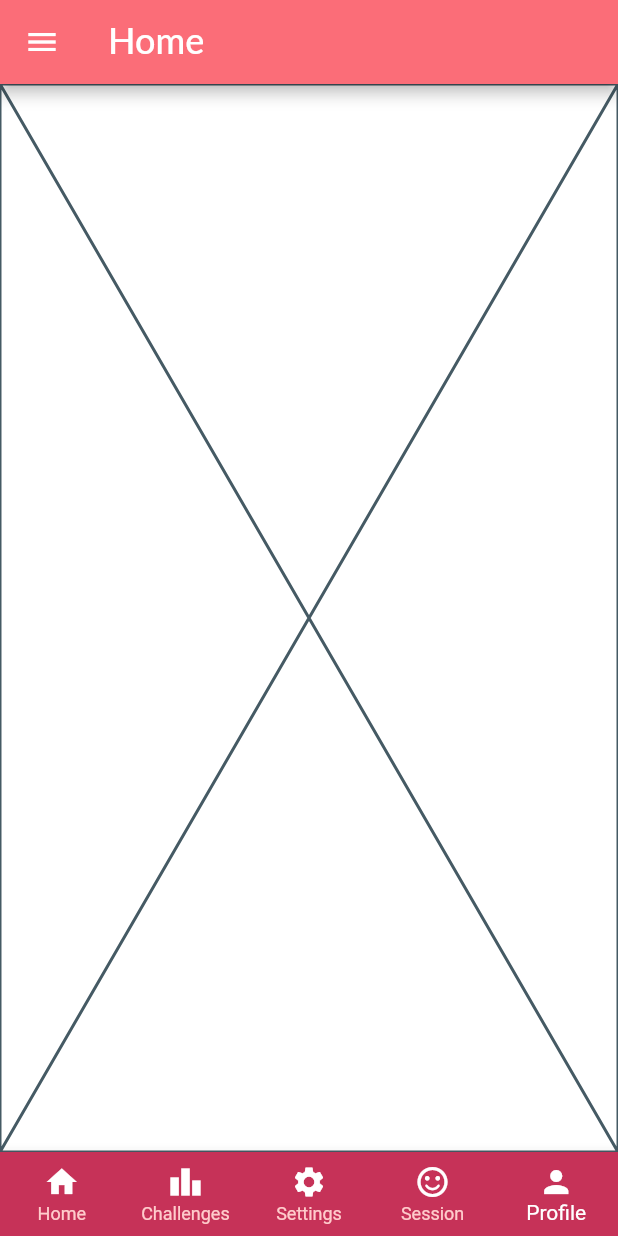
After one commit to AbdullahZaidPPS/Future.delayed-Duration-hours-3-CodeFury6.0, a Flutter app: the HomePage screen opened directly, item 5 of the bottom bar chosen, on a phone screen of 412 x 824 dp. The commit adds this screen. Run offline on Flutter 3.47's test engine with Material 2 defaults, Android fonts, the phone set to English and light mode, and no system bars; network calls fail; Roboto replaces fonts that are missing (Lato).

Commit message:
nav bar linked

```diff
--- /dev/null
+++ b/lib/Challenges.dart
@@ -0,0 +1,21 @@
+import 'package:flutter/material.dart';
+
+class challenges extends StatefulWidget {
+  const challenges({super.key});
+
+  @override
+  State<challenges> createState() => _challengesState();
+}
+
+class _challengesState extends State<challenges> {
+  @override
+  Widget build(BuildContext context) {
+    return Scaffold(
+
+      );
+
+
+
+
+  }
+}
--- /dev/null
+++ b/lib/ProfileScreen.dart
@@ -0,0 +1,15 @@
+import 'package:flutter/material.dart';
+
+class ProfileScreen extends StatefulWidget {
+  const ProfileScreen({super.key});
+
+  @override
+  State<ProfileScreen> createState() => _ProfileScreenState();
+}
+
+class _ProfileScreenState extends State<ProfileScreen> {
+  @override
+  Widget build(BuildContext context) {
+    return const Placeholder();
+  }
+}
--- a/lib/homepage.dart
+++ b/lib/homepage.dart
@@ -1,28 +1,27 @@
 import 'package:flutter/material.dart';
+import 'package:duck/Challenges.dart';
+import 'package:duck/ProfileScreen.dart';
+import 'package:duck/session.dart';
+import 'package:duck/settings.dart';
 import 'package:duck/Community.dart';
 
-class homepage extends StatefulWidget {
-  const homepage({Key? key});
+class HomePage extends StatefulWidget {
+  const HomePage({Key? key}) : super(key: key);
 
   @override
-  State<homepage> createState() => _homepageState();
+  _HomePageState createState() => _HomePageState();
 }
 
-class _homepageState extends State<homepage> {
-  List<String> imageUrls = [
-    'https://thewmhionline.com/wp-content/uploads/2021/12/Online-courses-banner.jpg',
-    'https://www.creativeeducation.co.uk/wp-content/uploads/2023/08/Mental-Health-Leads_-Preparing-for-the-Year-Ahead-624x351.jpg',
-    'https://i.ytimg.com/vi/i2h1YrotzOU/maxresdefault.jpg',
-    'https://www.lisboninstitutegmh.org/wp-content/uploads/2022/02/imagem-20211001211442.png',
+class _HomePageState extends State<HomePage> {
+  int _currentIndex = 0;
+
+  final List<Widget> _screens = [
+    HomePageContent(),
+    challenges(),
+    settings(),
+    Session(),
+    ProfileScreen(),
   ];
-
-  TextStyle customTextStyle = TextStyle(
-    color: Color(0xFF000000), // Replace with your color code
-    fontFamily: 'Leelawadee', // Replace with your font family
-    fontSize: 20.0,
-    fontStyle: FontStyle.normal,
-    fontWeight: FontWeight.w700,
-  );
 
   @override
   Widget build(BuildContext context) {
@@ -46,7 +45,109 @@ class _homepageState extends State<homepage> {
           ),
         ),
       ),
-      body: Container(
+      body: _screens[_currentIndex],
+      bottomNavigationBar: BottomNavigationBar(
+        currentIndex: _currentIndex,
+        onTap: (index) {
+          setState(() {
+            _currentIndex = index;
+          });
+        },
+        type: BottomNavigationBarType.fixed,
+        backgroundColor: Color(0xFFC63258),
+        selectedItemColor: Colors.white,
+        unselectedItemColor: const Color.fromARGB(255, 255, 204, 204),
+        items: <BottomNavigationBarItem>[
+          BottomNavigationBarItem(
+            icon: Container(
+              decoration: BoxDecoration(
+                color: Colors.transparent,
+                shape: BoxShape.circle,
+              ),
+              child: Icon(
+                Icons.home,
+                color: Colors.white,
+              ),
+            ),
+            label: 'Home',
+          ),
+          BottomNavigationBarItem(
+            icon: Container(
+              decoration: BoxDecoration(
+                color: Colors.transparent,
+                shape: BoxShape.circle,
+              ),
+              child: Icon(
+                Icons.leaderboard,
+                color: Colors.white,
+              ),
+            ),
+            label: 'Challenges',
+          ),
+          BottomNavigationBarItem(
+            icon: Container(
+              decoration: BoxDecoration(
+                color: Colors.transparent,
+                shape: BoxShape.circle,
+              ),
+              child: Icon(
+                Icons.settings,
+                color: Colors.white,
+              ),
+            ),
+            label: 'Settings',
+          ),
+          BottomNavigationBarItem(
+            icon: Container(
+              decoration: BoxDecoration(
+                color: Colors.transparent,
+                shape: BoxShape.circle,
+              ),
+              child: Icon(
+                Icons.sentiment_satisfied_rounded,
+                color: Colors.white,
+              ),
+            ),
+            label: 'Session',
+          ),
+          BottomNavigationBarItem(
+            icon: Container(
+              decoration: BoxDecoration(
+                color: Colors.transparent,
+                shape: BoxShape.circle,
+              ),
+              child: Icon(
+                Icons.person,
+                color: Colors.white,
+              ),
+            ),
+            label: 'Profile',
+          ),
+        ],
+      ),
+    );
+  }
+}
+
+class HomePageContent extends StatelessWidget {
+  List<String> imageUrls = [
+    'https://thewmhionline.com/wp-content/uploads/2021/12/Online-courses-banner.jpg',
+    'https://www.creativeeducation.co.uk/wp-content/uploads/2023/08/Mental-Health-Leads_-Preparing-for-the-Year-Ahead-624x351.jpg',
+    'https://i.ytimg.com/vi/i2h1YrotzOU/maxresdefault.jpg',
+    'https://www.lisboninstitutegmh.org/wp-content/uploads/2022/02/imagem-20211001211442.png',
+  ];
+
+  TextStyle customTextStyle = TextStyle(
+    color: Color(0xFF000000),
+    fontFamily: 'Leelawadee',
+    fontSize: 20.0,
+    fontStyle: FontStyle.normal,
+    fontWeight: FontWeight.w700,
+  );
+
+  @override
+  Widget build(BuildContext context) {
+    return Container(
       child: SingleChildScrollView(
         child: Column(
           crossAxisAlignment: CrossAxisAlignment.start,
@@ -224,7 +325,7 @@ class _homepageState extends State<homepage> {
                           children: [
                             Text(
                               'Join Our Community',
-                                style: customTextStyle, // Apply the custom text style here
+                              style: customTextStyle,
                             ),
                             Padding(
                               padding: const EdgeInsets.only(top: 20.0),
@@ -253,7 +354,6 @@ class _homepageState extends State<homepage> {
                                   Navigator.of(context).push(MaterialPageRoute(
                                     builder: (context) => CommunityScreen(),
                                   ));
-
                                 },
                                 style: ElevatedButton.styleFrom(
                                   primary: Color(0xFFBD366D),
@@ -279,89 +379,12 @@ class _homepageState extends State<homepage> {
           ],
         ),
       ),
-      ),
-     bottomNavigationBar: BottomNavigationBar(
-        type: BottomNavigationBarType.fixed,
-        backgroundColor: Color(0xFFC63258),
-        //currentIndex: _selectedIndex,
-        //onTap: _onItemTapped,
-        selectedItemColor: Colors.white, // Selected icon color
-        unselectedItemColor: const Color.fromARGB(255, 255, 204, 204), // Unselected icon color
-        items: <BottomNavigationBarItem>[
-          BottomNavigationBarItem(
-            icon: Container(
-              decoration: BoxDecoration(
-                color: Colors.transparent,
-                shape: BoxShape.circle,
-              ),
-              child: Icon(
-                Icons.home,
-                color: Colors.white, // Set icon color to white
-              ),
-            ),
-            label: 'Home',
-          ),
-          BottomNavigationBarItem(
-            icon: Container(
-              decoration: BoxDecoration(
-                color: Colors.transparent,
-                shape: BoxShape.circle,
-              ),
-              child: Icon(
-                Icons.leaderboard,
-                color: Colors.white, // Set icon color to white
-              ),
-            ),
-            label: 'LeaderBoard',
-          ),
-          BottomNavigationBarItem(
-            icon: Container(
-              decoration: BoxDecoration(
-                color: Colors.transparent,
-                shape: BoxShape.circle,
-              ),
-              child: Icon(
-                Icons.settings,
-                color: Colors.white, // Set icon color to white
-              ),
-            ),
-            label: 'Settings',
-          ),
-          BottomNavigationBarItem(
-            icon: Container(
-              decoration: BoxDecoration(
-                color: Colors.transparent,
-                shape: BoxShape.circle,
-              ),
-              child: Icon(
-                Icons.sentiment_satisfied_rounded,
-                color: Colors.white, // Set icon color to white
-              ),
-            ),
-            label: 'Session',
-          ),
-          BottomNavigationBarItem(
-            icon: Container(
-              decoration: BoxDecoration(
-                color: Colors.transparent,
-                shape: BoxShape.circle,
-              ),
-              child: Icon(
-                Icons.person,
-                color: Colors.white, // Set icon color to white
-              ),
-            ),
-            label: 'Profile',
-          ),
-        ],
-      ),
     );
-
   }
 }
 
 void main() {
   runApp(MaterialApp(
-    home: homepage(),
+    home: HomePage(),
   ));
 }
--- /dev/null
+++ b/lib/session.dart
@@ -0,0 +1,15 @@
+import 'package:flutter/material.dart';
+
+class Session extends StatefulWidget {
+  const Session({super.key});
+
+  @override
+  State<Session> createState() => _SessionState();
+}
+
+class _SessionState extends State<Session> {
+  @override
+  Widget build(BuildContext context) {
+    return const Placeholder();
+  }
+}
--- /dev/null
+++ b/lib/settings.dart
@@ -0,0 +1,15 @@
+import 'package:flutter/material.dart';
+
+class settings extends StatefulWidget {
+  const settings({super.key});
+
+  @override
+  State<settings> createState() => _settingsState();
+}
+
+class _settingsState extends State<settings> {
+  @override
+  Widget build(BuildContext context) {
+    return const Placeholder();
+  }
+}
--- a/lib/signin.dart
+++ b/lib/signin.dart
@@ -81,7 +81,7 @@ class _SignInScreenState extends State<SignInScreen> {
                   Navigator.pushReplacement(
                     context,
                     MaterialPageRoute(
-                      builder: (context) => homepage(), // Replace 'HomePage' with your actual homepage widget
+                      builder: (context) => HomePage(), // Replace 'HomePage' with your actual homepage widget
                     ),
                   );
                 }),
--- a/lib/signup.dart
+++ b/lib/signup.dart
@@ -79,7 +79,7 @@ class _SignUpScreenState extends State<SignUpScreen> {
                     context,
                     MaterialPageRoute(
                       builder: (context) =>
-                          homepage(), // Replace 'HomePage' with your actual homepage widget
+                          HomePage(), // Replace 'HomePage' with your actual homepage widget
                     ),
                   );
                 }),
--- /dev/null
+++ b/lib/utils/settings.dart
@@ -0,0 +1,15 @@
+import 'package:flutter/material.dart';
+
+class settings extends StatefulWidget {
+  const settings({super.key});
+
+  @override
+  State<settings> createState() => _settingsState();
+}
+
+class _settingsState extends State<settings> {
+  @override
+  Widget build(BuildContext context) {
+    return const Placeholder();
+  }
+}
```
Lines whose indentation alone changed are shown as unchanged.
